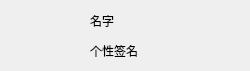
Old version of the form Client/frienditem.ui in the repository flyjay123/OurChat.
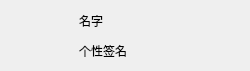
New version of the form. Icons and pictures are not drawn.

What changed in the file:
```diff
--- a/Client/frienditem.ui
+++ b/Client/frienditem.ui
@@ -13,13 +13,16 @@
   <property name="windowTitle">
    <string>Form</string>
   </property>
+  <property name="styleSheet">
+   <string notr="true"/>
+  </property>
   <widget class="QLabel" name="label_icon">
    <property name="geometry">
     <rect>
-     <x>10</x>
-     <y>0</y>
-     <width>68</width>
-     <height>71</height>
+     <x>5</x>
+     <y>6</y>
+     <width>61</width>
+     <height>61</height>
     </rect>
    </property>
    <property name="text">
@@ -35,12 +38,15 @@
   <widget class="QLabel" name="label_name">
    <property name="geometry">
     <rect>
-     <x>90</x>
+     <x>79</x>
      <y>10</y>
      <width>141</width>
      <height>21</height>
     </rect>
    </property>
+   <property name="styleSheet">
+    <string notr="true">background-color: transparent</string>
+   </property>
    <property name="text">
     <string>名字</string>
    </property>
@@ -48,12 +54,15 @@
   <widget class="QLabel" name="label_sig">
    <property name="geometry">
     <rect>
-     <x>90</x>
+     <x>79</x>
      <y>40</y>
      <width>141</width>
      <height>21</height>
     </rect>
    </property>
+   <property name="styleSheet">
+    <string notr="true">background-color: transparent</string>
+   </property>
    <property name="text">
     <string>个性签名</string>
    </property>
```
Left out of the diff: 6 changed lines with no effect on the pictures.
